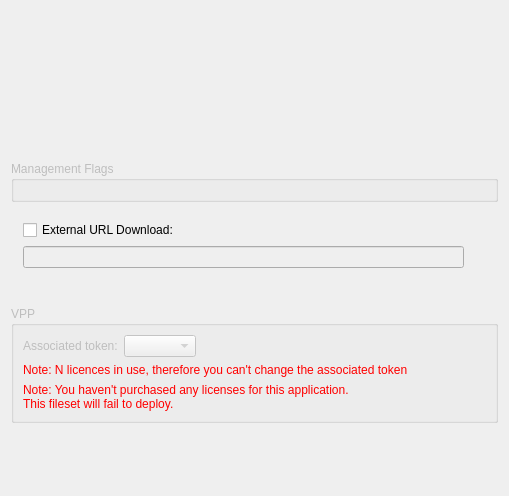
The window that FWAdminLib/IOSAppDetailsTab.ui (fw-dev/translations) describes before a commit, drawn with Qt 5.
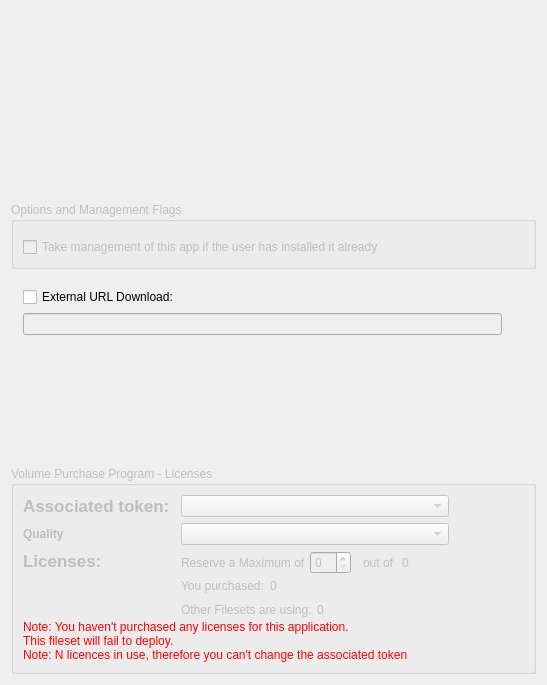
The same window after the commit. Custom widgets are drawn as their Qt base class.

What changed in the file:
```diff
--- a/FWAdminLib/IOSAppDetailsTab.ui
+++ b/FWAdminLib/IOSAppDetailsTab.ui
@@ -6,17 +6,11 @@
    <rect>
     <x>0</x>
     <y>0</y>
-    <width>509</width>
-    <height>496</height>
+    <width>547</width>
+    <height>685</height>
    </rect>
   </property>
-  <property name="maximumSize">
-   <size>
-    <width>99999</width>
-    <height>99999</height>
-   </size>
-  </property>
-  <layout class="QVBoxLayout" name="verticalLayout_6" stretch="0,0,0,0,0,1">
+  <layout class="QVBoxLayout" name="verticalLayout_6" stretch="0,0,0,0,0">
    <item>
     <layout class="QHBoxLayout" name="horizontalLayout_2" stretch="0,0,1">
      <item>
@@ -246,7 +240,7 @@
         <bool>false</bool>
        </property>
        <property name="title">
-        <string>Management Flags</string>
+        <string>Options and Management Flags</string>
        </property>
        <property name="flat">
         <bool>false</bool>
@@ -255,6 +249,31 @@
         <item>
          <widget class="ManagementFlagsWidget" name="managementFlagsWidget" native="true"/>
         </item>
+        <item>
+         <widget class="QWidget" name="widget" native="true">
+          <layout class="QVBoxLayout" name="verticalLayout_8">
+           <property name="leftMargin">
+            <number>0</number>
+           </property>
+           <property name="topMargin">
+            <number>0</number>
+           </property>
+           <property name="rightMargin">
+            <number>0</number>
+           </property>
+           <property name="bottomMargin">
+            <number>0</number>
+           </property>
+           <item>
+            <widget class="QCheckBox" name="changeManagementState">
+             <property name="text">
+              <string>Take management of this app if the user has installed it already</string>
+             </property>
+            </widget>
+           </item>
+          </layout>
+         </widget>
+        </item>
        </layout>
       </widget>
      </item>
@@ -309,6 +328,19 @@
         </property>
        </widget>
       </item>
+      <item row="3" column="0">
+       <spacer name="verticalSpacer">
+        <property name="orientation">
+         <enum>Qt::Vertical</enum>
+        </property>
+        <property name="sizeHint" stdset="0">
+         <size>
+          <width>20</width>
+          <height>40</height>
+         </size>
+        </property>
+       </spacer>
+      </item>
      </layout>
     </widget>
    </item>
@@ -318,49 +350,237 @@
       <bool>false</bool>
      </property>
      <property name="title">
-      <string>VPP</string>
+      <string>Volume Purchase Program - Licenses</string>
      </property>
      <layout class="QVBoxLayout" name="verticalLayout_2">
+      <property name="spacing">
+       <number>0</number>
+      </property>
       <item>
-       <layout class="QHBoxLayout" name="horizontalLayout_5">
-        <item>
-         <widget class="QLabel" name="label">
+       <layout class="QGridLayout" name="gridLayout_3">
+        <property name="spacing">
+         <number>6</number>
+        </property>
+        <item row="1" column="1">
+         <widget class="QComboBox" name="pricingParamCombo"/>
+        </item>
+        <item row="1" column="0">
+         <widget class="QLabel" name="pricingParamLabel">
+          <property name="font">
+           <font>
+            <weight>75</weight>
+            <bold>true</bold>
+           </font>
+          </property>
           <property name="text">
-           <string>Associated token:</string>
+           <string>Quality</string>
           </property>
          </widget>
         </item>
-        <item>
-         <widget class="QComboBox" name="vppTokensComboBox"/>
+        <item row="0" column="1">
+         <widget class="QComboBox" name="vppTokensComboBox">
+          <property name="minimumSize">
+           <size>
+            <width>150</width>
+            <height>0</height>
+           </size>
+          </property>
+         </widget>
         </item>
-        <item>
-         <spacer name="horizontalSpacer">
+        <item row="0" column="2">
+         <spacer name="horizontalSpacer_11">
           <property name="orientation">
            <enum>Qt::Horizontal</enum>
           </property>
+          <property name="sizeType">
+           <enum>QSizePolicy::Expanding</enum>
+          </property>
           <property name="sizeHint" stdset="0">
            <size>
-            <width>40</width>
+            <width>15</width>
             <height>20</height>
            </size>
           </property>
          </spacer>
         </item>
+        <item row="0" column="0">
+         <widget class="QLabel" name="label">
+          <property name="font">
+           <font>
+            <pointsize>13</pointsize>
+            <weight>75</weight>
+            <bold>true</bold>
+           </font>
+          </property>
+          <property name="text">
+           <string>Associated token: </string>
+          </property>
+         </widget>
+        </item>
+        <item row="2" column="0">
+         <widget class="QLabel" name="label_2">
+          <property name="font">
+           <font>
+            <pointsize>13</pointsize>
+            <weight>75</weight>
+            <bold>true</bold>
+           </font>
+          </property>
+          <property name="text">
+           <string>Licenses: </string>
+          </property>
+          <property name="alignment">
+           <set>Qt::AlignLeading|Qt::AlignLeft|Qt::AlignTop</set>
+          </property>
+         </widget>
+        </item>
+        <item row="2" column="1">
+         <layout class="QVBoxLayout" name="verticalLayout_7">
+          <property name="spacing">
+           <number>2</number>
+          </property>
+          <item>
+           <layout class="QHBoxLayout" name="horizontalLayout_4">
+            <property name="spacing">
+             <number>-1</number>
+            </property>
+            <item>
+             <widget class="QLabel" name="label_5">
+              <property name="text">
+               <string>Reserve a Maximum of </string>
+              </property>
+             </widget>
+            </item>
+            <item>
+             <widget class="QSpinBox" name="licenseReserved"/>
+            </item>
+            <item>
+             <spacer name="horizontalSpacer_7">
+              <property name="orientation">
+               <enum>Qt::Horizontal</enum>
+              </property>
+              <property name="sizeType">
+               <enum>QSizePolicy::Fixed</enum>
+              </property>
+              <property name="sizeHint" stdset="0">
+               <size>
+                <width>10</width>
+                <height>20</height>
+               </size>
+              </property>
+             </spacer>
+            </item>
+            <item>
+             <widget class="QLabel" name="label_6">
+              <property name="text">
+               <string>out of  </string>
+              </property>
+             </widget>
+            </item>
+            <item>
+             <widget class="QLabel" name="licensesAvailable">
+              <property name="text">
+               <string>0</string>
+              </property>
+             </widget>
+            </item>
+            <item>
+             <spacer name="horizontalSpacer_5">
+              <property name="orientation">
+               <enum>Qt::Horizontal</enum>
+              </property>
+              <property name="sizeHint" stdset="0">
+               <size>
+                <width>40</width>
+                <height>20</height>
+               </size>
+              </property>
+             </spacer>
+            </item>
+           </layout>
+          </item>
+          <item>
+           <layout class="QHBoxLayout" name="horizontalLayout_9">
+            <item>
+             <widget class="QLabel" name="label_3">
+              <property name="text">
+               <string>You purchased: </string>
+              </property>
+             </widget>
+            </item>
+            <item>
+             <widget class="QLabel" name="licensesTotal">
+              <property name="text">
+               <string>0</string>
+              </property>
+             </widget>
+            </item>
+            <item>
+             <spacer name="horizontalSpacer">
+              <property name="orientation">
+               <enum>Qt::Horizontal</enum>
+              </property>
+              <property name="sizeHint" stdset="0">
+               <size>
+                <width>40</width>
+                <height>20</height>
+               </size>
+              </property>
+             </spacer>
+            </item>
+           </layout>
+          </item>
+          <item>
+           <spacer name="verticalSpacer_7">
+            <property name="orientation">
+             <enum>Qt::Vertical</enum>
+            </property>
+            <property name="sizeType">
+             <enum>QSizePolicy::Fixed</enum>
+            </property>
+            <property name="sizeHint" stdset="0">
+             <size>
+              <width>2</width>
+              <height>2</height>
+             </size>
+            </property>
+           </spacer>
+          </item>
+          <item>
+           <layout class="QHBoxLayout" name="horizontalLayout_6">
+            <item>
+             <widget class="QLabel" name="label_4">
+              <property name="text">
+               <string>Other Filesets are using: </string>
+              </property>
+             </widget>
+            </item>
+            <item>
+             <widget class="QLabel" name="licensesInUse">
+              <property name="text">
+               <string>0</string>
+              </property>
+             </widget>
+            </item>
+            <item>
+             <spacer name="horizontalSpacer_2">
+              <property name="orientation">
+               <enum>Qt::Horizontal</enum>
+              </property>
+              <property name="sizeHint" stdset="0">
+               <size>
+                <width>40</width>
+                <height>20</height>
+               </size>
+              </property>
+             </spacer>
+            </item>
+           </layout>
+          </item>
+         </layout>
+        </item>
        </layout>
       </item>
-      <item>
-       <widget class="QLabel" name="vppLicenseInUseHintLabel">
-        <property name="enabled">
-         <bool>false</bool>
-        </property>
-        <property name="styleSheet">
-         <string notr="true">color: red</string>
-        </property>
-        <property name="text">
-         <string>Note: N licences in use, therefore you can't change the associated token</string>
-        </property>
-       </widget>
-      </item>
       <item>
        <widget class="QLabel" name="vppTokenWithoutLicenseHintLabel">
         <property name="styleSheet">
@@ -372,22 +592,22 @@
         </property>
        </widget>
       </item>
+      <item>
+       <widget class="QLabel" name="vppLicenseInUseHintLabel">
+        <property name="enabled">
+         <bool>false</bool>
+        </property>
+        <property name="styleSheet">
+         <string notr="true">color: red</string>
+        </property>
+        <property name="text">
+         <string>Note: N licences in use, therefore you can't change the associated token</string>
+        </property>
+       </widget>
+      </item>
      </layout>
     </widget>
    </item>
-   <item>
-    <spacer name="verticalSpacer">
-     <property name="orientation">
-      <enum>Qt::Vertical</enum>
-     </property>
-     <property name="sizeHint" stdset="0">
-      <size>
-       <width>20</width>
-       <height>40</height>
-      </size>
-     </property>
-    </spacer>
-   </item>
   </layout>
  </widget>
  <customwidgets>
```
Left out of the diff: 20 changed lines with no effect on the pictures.
